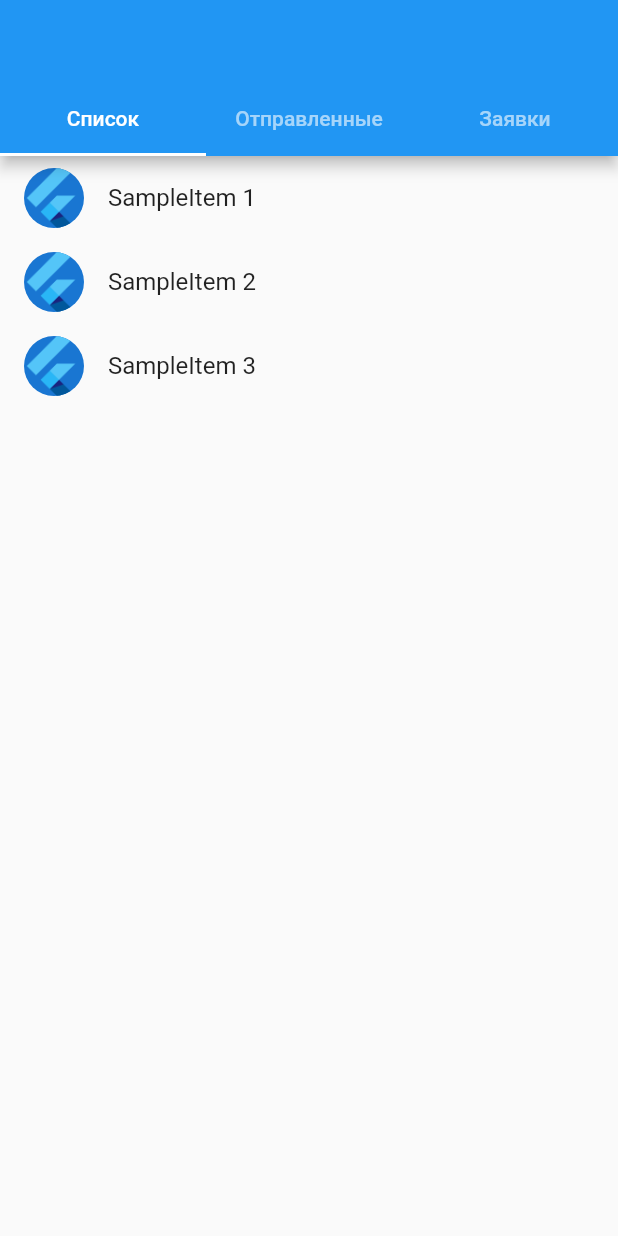
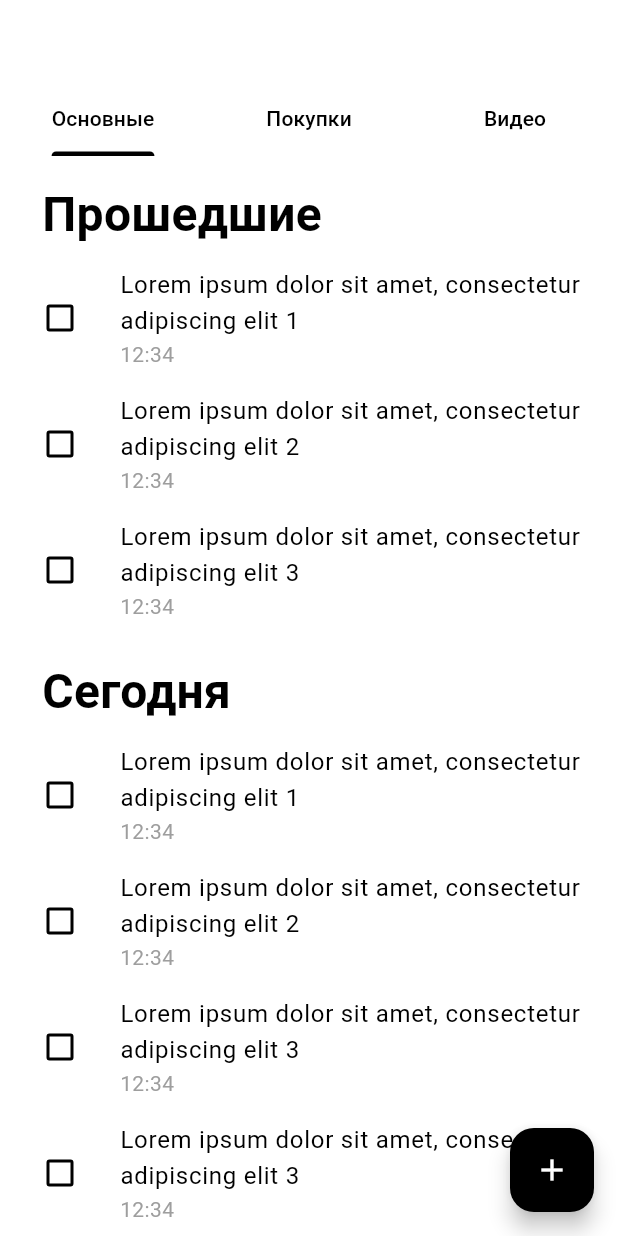
Before and after one commit to darthNihilu/todo-app-flutter, a Flutter app: the screen it shows after launch, on a phone screen of 412 x 824 dp. Run offline on Flutter 3.47's test engine with Material 2 defaults, Android fonts, the light colour scheme and no system bars; generated files the repository leaves out were written again.

Commit message:
feat: add items, update style

```diff
--- /dev/null
+++ b/lib/src/TaskListItem/TaskListItem.dart
@@ -0,0 +1,30 @@
+import 'package:flutter/material.dart';
+
+class TaskListItem extends StatelessWidget {
+  final String title;
+  final String subtitle;
+
+  const TaskListItem({super.key, required this.title, required this.subtitle});
+
+  @override
+  Widget build(BuildContext context) {
+    return ListTile(
+      // contentPadding: EdgeInsets.zero,
+      // minVerticalPadding: 0,
+      title: Text(title),
+      subtitle: Text(
+        subtitle,
+        style: const TextStyle(color: Colors.grey),
+      ),
+      leading: Checkbox(
+        value: false, // Set the initial checkbox value as needed
+        onChanged: (bool? value) {
+          // Handle checkbox state changes here
+        },
+      ),
+      onTap: () {
+        // Handle item tap here
+      },
+    );
+  }
+}
--- a/lib/src/app.dart
+++ b/lib/src/app.dart
@@ -41,6 +41,28 @@ class MyApp extends StatelessWidget {
             GlobalWidgetsLocalizations.delegate,
             GlobalCupertinoLocalizations.delegate,
           ],
+          theme: ThemeData(
+            colorScheme: const ColorScheme(
+              primary: Colors.black,
+              secondary: Colors.white,
+              surface: Colors.white,
+              background: Colors.white,
+              error: Colors.red,
+              onPrimary: Colors.white,
+              onSecondary: Colors.black,
+              onSurface: Colors.black,
+              onBackground: Colors.black,
+              onError: Colors.white,
+              brightness: Brightness.light,
+            ),
+            useMaterial3: true,
+            // textSelectionTheme: const TextSelectionThemeData(
+            //   selectionColor: Colors.blue, // Set your desired selection color
+            //   cursorColor: Colors.blue, // Set your desired cursor color
+            //   selectionHandleColor: Colors.blue,
+            // ),
+          ),
+
           supportedLocales: const [
             Locale('en', ''), // English, no country code
           ],
@@ -56,9 +78,9 @@ class MyApp extends StatelessWidget {
           // Define a light and dark color theme. Then, read the user's
           // preferred ThemeMode (light, dark, or system default) from the
           // SettingsController to display the correct theme.
-          theme: ThemeData(),
-          darkTheme: ThemeData.dark(),
-          themeMode: settingsController.themeMode,
+          // theme: ThemeData(),
+          // darkTheme: ThemeData.dark(),
+          // themeMode: settingsController.themeMode,
 
           // Define a function to handle named routes in order to support
           // Flutter web url navigation and deep linking.
--- a/lib/src/sample_feature/sample_item_list_view.dart
+++ b/lib/src/sample_feature/sample_item_list_view.dart
@@ -1,19 +1,49 @@
 import 'package:flutter/material.dart';
+import 'package:jectis_todo/src/TaskListItem/TaskListItem.dart';
 
 import '../settings/settings_view.dart';
 import 'sample_item.dart';
 import 'sample_item_details_view.dart';
 
-/// Displays a list of SampleItems.
-class SampleItemListView extends StatelessWidget {
-  const SampleItemListView({
-    super.key,
-    this.items = const [SampleItem(1), SampleItem(2), SampleItem(3)],
-  });
+class Section {
+  final String title;
+  final List<SampleItem> items;
 
-  static const routeName = '/';
+  Section(this.title, this.items);
+}
 
-  final List<SampleItem> items;
+class SampleItemListView extends StatefulWidget {
+  const SampleItemListView({super.key});
+
+  static const String routeName = '/';
+
+  @override
+  SampleItemListViewState createState() => SampleItemListViewState();
+}
+
+class SampleItemListViewState extends State<SampleItemListView> {
+  late List<Section> sections;
+
+  @override
+  void initState() {
+    super.initState();
+
+    sections = [
+      Section("Прошедшие", [
+        const SampleItem(1),
+        const SampleItem(2),
+        const SampleItem(3),
+      ]),
+      Section("Сегодня", [
+        const SampleItem(1),
+        const SampleItem(2),
+        const SampleItem(3),
+        const SampleItem(3),
+        const SampleItem(3),
+        const SampleItem(3),
+      ]),
+    ];
+  }
 
   @override
   Widget build(BuildContext context) {
@@ -23,55 +53,66 @@ class SampleItemListView extends StatelessWidget {
         appBar: AppBar(
           bottom: const TabBar(
             tabs: <Widget>[
-                  Tab(text: 'Список'),
-                  Tab(text: 'Отправленные'),
-                  Tab(text: 'Заявки'),
+              Tab(text: 'Основные'),
+              Tab(text: 'Покупки'),
+              Tab(text: 'Видео'),
             ],
-                indicatorColor: Colors.white,
-                labelColor: Colors.white,
-                unselectedLabelColor: Colors.white60,
+            indicatorColor: Colors.black,
+            labelColor: Colors.black,
+            unselectedLabelColor: Colors.black,
             dividerColor: Colors.transparent,
           ),
         ),
-
-            // To work with lists that may contain a large number of items, it’s best
-            // to use the ListView.builder constructor.
-            //
-            // In contrast to the default ListView constructor, which requires
-            // building all Widgets up front, the ListView.builder constructor lazily
-            // builds Widgets as they’re scrolled into view.
         body: SafeArea(
-              child: TabBarView(children: [
+          child: ListView.builder(
+            itemCount: sections.length,
+            itemBuilder: (BuildContext context, int index) {
+              final section = sections[index];
+              return Column(
+                crossAxisAlignment: CrossAxisAlignment.start,
+                children: [
+                  Padding(
+                    padding: const EdgeInsets.only(
+                      top: 16.0,
+                      left: 28.0,
+                      right: 8.0,
+                      bottom: 4.0,
+                    ),
+                    child: Text(
+                      section.title,
+                      style: const TextStyle(
+                        fontSize: 32,
+                        fontWeight: FontWeight.bold,
+                      ),
+                    ),
+                  ),
                   ListView.builder(
-                  // Providing a restorationId allows the ListView to restore the
-                  // scroll position when a user leaves and returns to the app after it
-                  // has been killed while running in the background.
-                  restorationId: 'sampleItemListView',
-                  itemCount: items.length,
-                  itemBuilder: (BuildContext context, int index) {
-                    final item = items[index];
-
-                    return ListTile(
-                        title: Text('SampleItem ${item.id}'),
-                        leading: const CircleAvatar(
-                          // Display the Flutter Logo image asset.
-                          foregroundImage:
-                              AssetImage('assets/images/flutter_logo.png'),
-                        ),
-                        onTap: () {
-                          // Navigate to the details page. If the user leaves and returns to
-                          // the app after it has been killed while running in the
-                          // background, the navigation stack is restored.
-                          Navigator.restorablePushNamed(
-                            context,
-                            SampleItemDetailsView.routeName,
+                    shrinkWrap: true,
+                    physics: const NeverScrollableScrollPhysics(),
+                    restorationId: 'listView_$index',
+                    itemCount: section.items.length,
+                    itemBuilder: (BuildContext context, int itemIndex) {
+                      final item = section.items[itemIndex];
+                      return TaskListItem(
+                        title:
+                            'Lorem ipsum dolor sit amet, consectetur adipiscing elit ${item.id}',
+                        subtitle: '12:34', // Additional text
                       );
-                        });
                     },
                   ),
-                const Text("test"),
-                const Text("test2")
-              ]),
-            )));
+                ],
+              );
+            },
+          ),
+        ),
+        floatingActionButton: FloatingActionButton(
+          onPressed: () {},
+          tooltip: 'Add task',
+          backgroundColor: Theme.of(context).colorScheme.primary,
+          foregroundColor: Theme.of(context).colorScheme.secondary,
+          child: const Icon(Icons.add),
+        ),
+      ),
+    );
   }
 }
```
Lines whose indentation alone changed are shown as unchanged.
